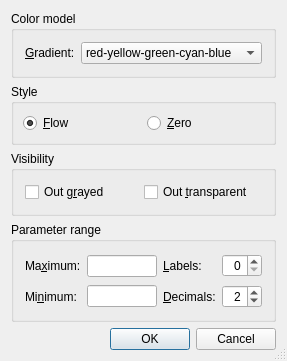
The window that src/Gui/Dialogs/DlgSettingsColorGradient.ui (southseact-3d/fcd) describes before a commit, drawn with Qt 5.
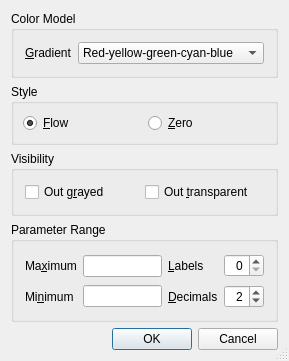
The same window after the commit.

```diff
--- a/src/Gui/Dialogs/DlgSettingsColorGradient.ui
+++ b/src/Gui/Dialogs/DlgSettingsColorGradient.ui
@@ -23,13 +23,13 @@
    <item>
     <widget class="QGroupBox" name="groupBoxModel">
      <property name="title">
-      <string>Color model</string>
+      <string>Color Model</string>
      </property>
      <layout class="QHBoxLayout" name="horizontalLayout">
       <item>
        <widget class="QLabel" name="textLabel5">
         <property name="text">
-         <string>&amp;Gradient:</string>
+         <string>&amp;Gradient</string>
         </property>
         <property name="buddy">
          <cstring>comboBoxModel</cstring>
@@ -40,7 +40,7 @@
        <widget class="QComboBox" name="comboBoxModel">
         <item>
          <property name="text">
-          <string>red-yellow-green-cyan-blue</string>
+          <string>Red-yellow-green-cyan-blue</string>
          </property>
         </item>
         <item>
@@ -187,13 +187,13 @@
    <item>
     <widget class="QGroupBox" name="groupBoxRange">
      <property name="title">
-      <string>Parameter range</string>
+      <string>Parameter Range</string>
      </property>
      <layout class="QGridLayout" name="gridLayout_2">
       <item row="0" column="0" rowspan="2">
        <widget class="QLabel" name="textLabelMax">
         <property name="text">
-         <string>Ma&amp;ximum:</string>
+         <string>Ma&amp;ximum</string>
         </property>
         <property name="buddy">
          <cstring>floatLineEditMax</cstring>
@@ -238,7 +238,7 @@
       <item row="0" column="4" rowspan="2">
        <widget class="QLabel" name="textLabel1">
         <property name="text">
-         <string>&amp;Labels:</string>
+         <string>&amp;Labels</string>
         </property>
         <property name="buddy">
          <cstring>spinBoxLabel</cstring>
@@ -264,7 +264,7 @@
       <item row="2" column="0">
        <widget class="QLabel" name="textLabelMin">
         <property name="text">
-         <string>Mi&amp;nimum:</string>
+         <string>Mi&amp;nimum</string>
         </property>
         <property name="buddy">
          <cstring>floatLineEditMin</cstring>
@@ -293,7 +293,7 @@
       <item row="2" column="4">
        <widget class="QLabel" name="textLabel1_2">
         <property name="text">
-         <string>&amp;Decimals:</string>
+         <string>&amp;Decimals</string>
         </property>
         <property name="buddy">
          <cstring>spinBoxDecimals</cstring>
```
Left out of the diff: 8 changed lines with no effect on the pictures.
